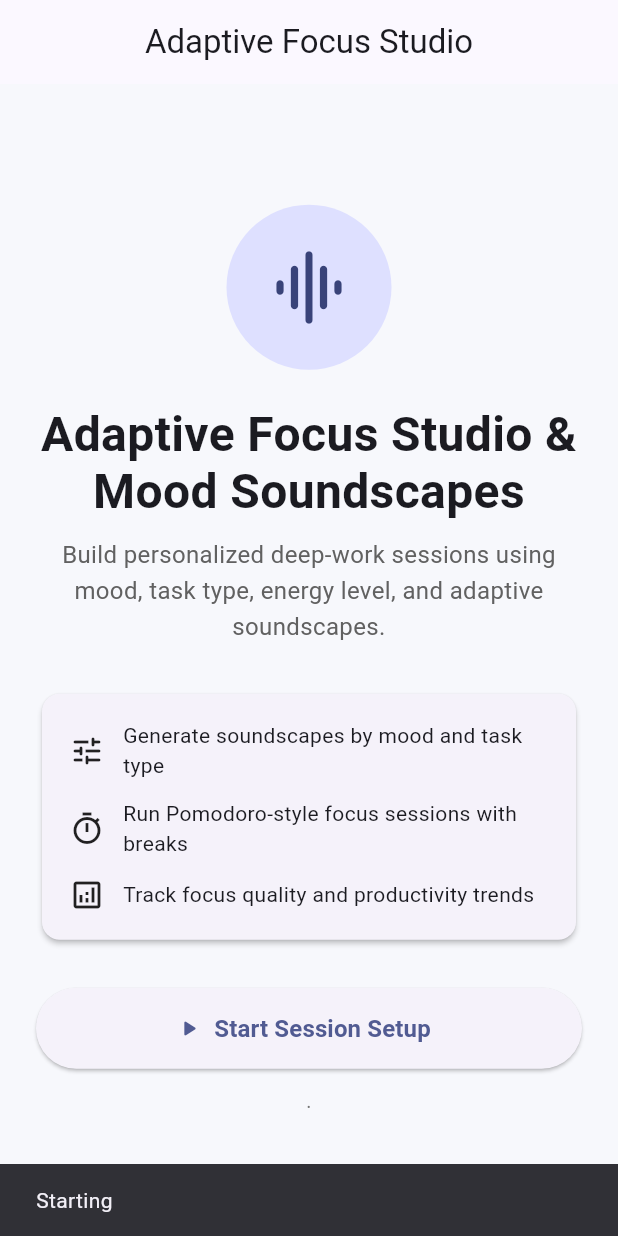
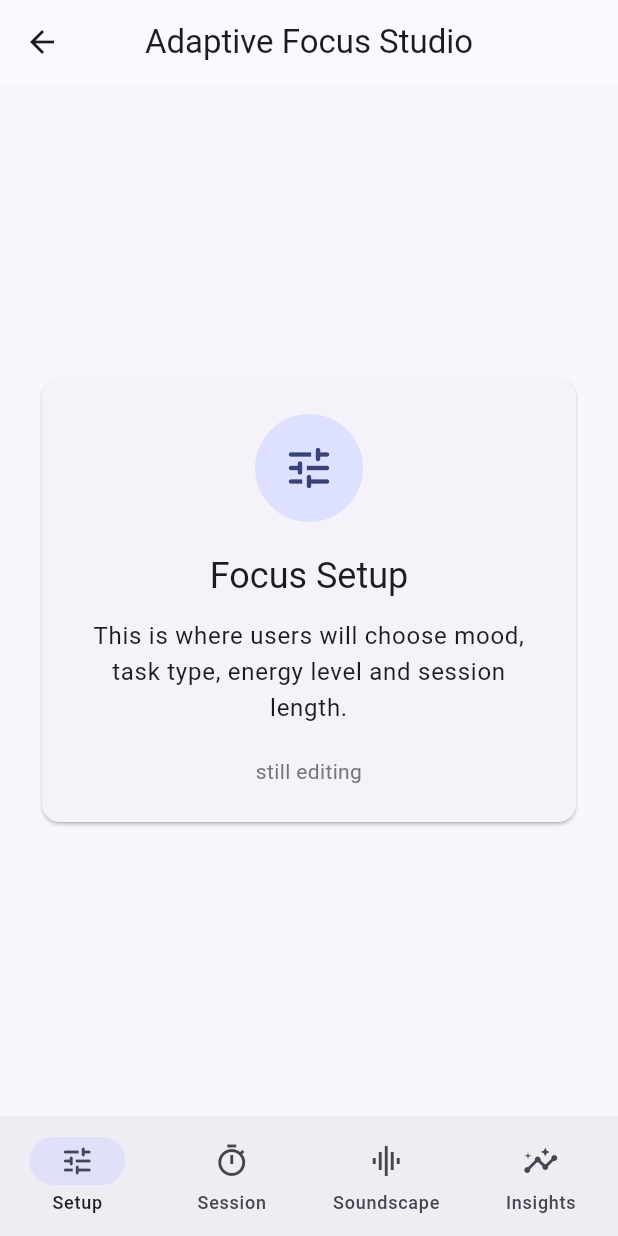
Before and after one commit to RolenaW/adaptive_focus_app, a Flutter app: the screen it shows after launch, after a tap on "Start Session Setup", on a phone screen of 412 x 824 dp. Run offline on Flutter 3.47's test engine with Material 3 defaults, Android fonts, the phone set to English and light mode, and no system bars; our stand-ins replace shared_preferences.

Commit message:
Navigation screen updated to have four tabs you can switch between. WelcomeScreen button has been updated to move to Navigation Screen

```diff
--- a/lib/screens/navigation_screen.dart
+++ b/lib/screens/navigation_screen.dart
@@ -0,0 +1,149 @@
+import 'package:flutter/material.dart';
+
+class NavigationScreen extends StatefulWidget { //NavigationScreen class created. StatefulWidget used.
+  const NavigationScreen({super.key});
+
+  @override
+  State<NavigationScreen> createState() => _MainNavigationScreenState();
+}
+
+class _MainNavigationScreenState extends State<NavigationScreen> {
+  int _selectedIndex = 0; //stores each tab
+
+  late final List<Widget> _screens = [ //list that stores the pages shown for each tab
+    const _NavigationPlaceholderScreen(
+      title: 'Focus Setup',
+      description: 'This is where users will choose mood, task type, energy level and session length.',
+      icon: Icons.tune_rounded,
+    ),
+    const _NavigationPlaceholderScreen(
+      title: 'Active Session',
+      description: 'This screen will run the Pomodoro timer, focus session and distraction tracking.',
+      icon: Icons.timer_outlined,
+    ),
+    const _NavigationPlaceholderScreen(
+      title: 'Soundscape',
+      description: 'This is where users will customize sound layers and save audio presets.',
+      icon: Icons.graphic_eq_rounded,
+    ),
+    const _NavigationPlaceholderScreen(
+      title: 'Insights',
+      description: 'This screen will show productivity trends, focus ratings and session history.',
+      icon: Icons.analytics_outlined,
+    ),
+  ];
+
+  void _onItemTapped(int index) { //letting flutter know to rebuild
+    setState(() {
+      _selectedIndex = index;
+    });
+  }
+
+  final List<NavigationDestination> _destinations = const [ //define each tab
+    NavigationDestination(
+      icon: Icon(Icons.tune_outlined),
+      selectedIcon: Icon(Icons.tune_rounded),
+      label: 'Setup',
+    ),
+    NavigationDestination(
+      icon: Icon(Icons.timer_outlined),
+      selectedIcon: Icon(Icons.timer),
+      label: 'Session',
+    ),
+    NavigationDestination(
+      icon: Icon(Icons.graphic_eq_outlined),
+      selectedIcon: Icon(Icons.graphic_eq_rounded),
+      label: 'Soundscape',
+    ),
+    NavigationDestination(
+      icon: Icon(Icons.insights_outlined),
+      selectedIcon: Icon(Icons.insights),
+      label: 'Insights',
+    ),
+  ];
+
+  @override
+  Widget build(BuildContext context) {
+    return Scaffold( //main structure
+      appBar: AppBar(
+        title: const Text('Adaptive Focus Studio'),
+        centerTitle: true,
+      ),
+      body: AnimatedSwitcher( //swaps pages when tab is selected
+        duration: const Duration(milliseconds: 250),
+        child: _screens[_selectedIndex],
+      ),
+      bottomNavigationBar: NavigationBar( //bottom UI navigation, tells flutter what tab is active
+        selectedIndex: _selectedIndex,
+        onDestinationSelected: _onItemTapped,
+        destinations: _destinations,
+      ),
+    );
+  }
+}
+
+class _NavigationPlaceholderScreen extends StatelessWidget { //temporary!!
+  final String title;
+  final String description;
+  final IconData icon; //reuseable
+
+  const _NavigationPlaceholderScreen({
+    required this.title,
+    required this.description,
+    required this.icon,
+  });
+
+  @override
+  Widget build(BuildContext context) {
+    return SafeArea(
+      child: Center(
+        child: ConstrainedBox(
+          constraints: const BoxConstraints(maxWidth: 500),
+          child: SingleChildScrollView(
+            padding: const EdgeInsets.all(24.0),
+            child: Card(
+              child: Padding(
+                padding: const EdgeInsets.all(24.0),
+                child: Column(
+                  mainAxisSize: MainAxisSize.min,
+                  children: [
+                    Semantics(
+                      label: '$title icon',
+                      child: CircleAvatar(
+                        radius: 36,
+                        child: Icon(
+                          icon,
+                          size: 36,
+                        ),
+                      ),
+                    ),
+                    const SizedBox(height: 20),
+                    Text(
+                      title,
+                      textAlign: TextAlign.center,
+                      style: Theme.of(context).textTheme.headlineSmall,
+                    ),
+                    const SizedBox(height: 12),
+                    Text(
+                      description,
+                      textAlign: TextAlign.center,
+                      style: Theme.of(context).textTheme.bodyLarge,
+                    ),
+                    const SizedBox(height: 20),
+                    Text(
+                      'still editing', //edit
+                      textAlign: TextAlign.center,
+                      style: TextStyle(
+                        color: Colors.grey.shade600,
+                      ),
+                    ),
+                  ],
+                ),
+              ),
+            ),
+          ),
+        ),
+      ),
+    );
+  }
+}
--- a/lib/screens/welcome_screen.dart
+++ b/lib/screens/welcome_screen.dart
@@ -1,6 +1,7 @@
 import 'package:flutter/material.dart';
+import 'navigation_screen.dart';
 
-class WelcomeScreen extends StatelessWidget { //created WelcomeScreen class
+class WelcomeScreen extends StatelessWidget { //created WelcomeScreen class. Stateless widget used
   const WelcomeScreen({super.key});
 
   @override
@@ -128,12 +129,11 @@ class WelcomeScreen extends StatelessWidget { //created WelcomeScreen class
       child: SizedBox(
         height: 54,
         child: ElevatedButton.icon(
-          onPressed: () {
-            ScaffoldMessenger.of(context).showSnackBar(
-              const SnackBar(
-                content: Text(
-                  'Starting', //still editing
-                ),
+          onPressed: () { //when button pressed move to navigation screen
+            Navigator.push(
+              context,
+              MaterialPageRoute(
+                builder:(context) => const NavigationScreen(),
               ),
             );
           },
```
